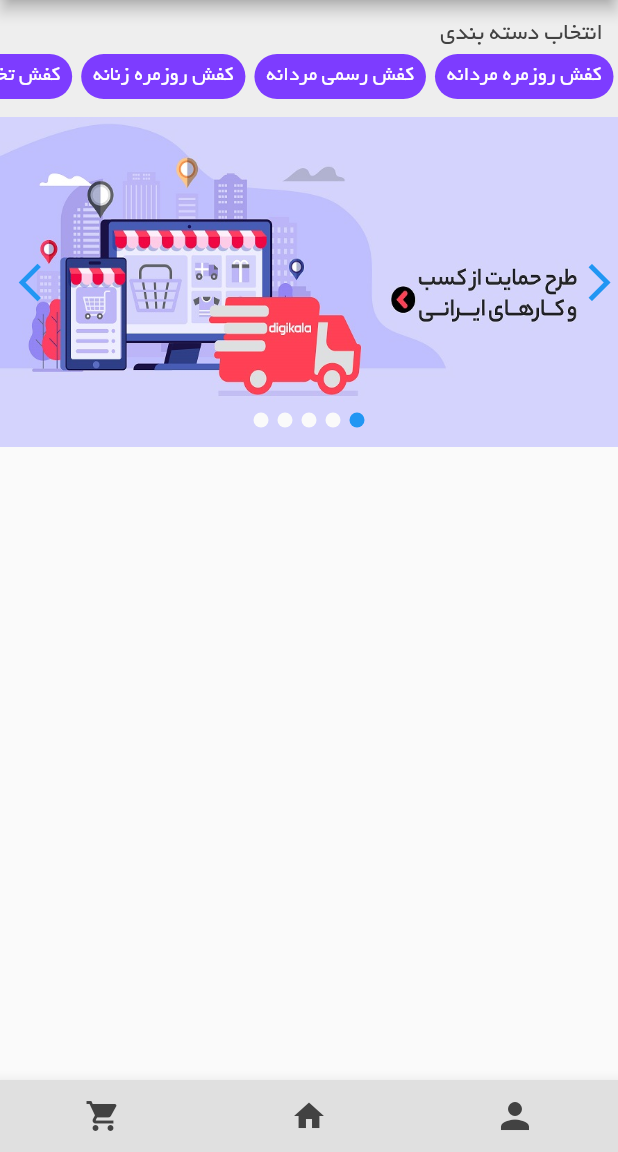
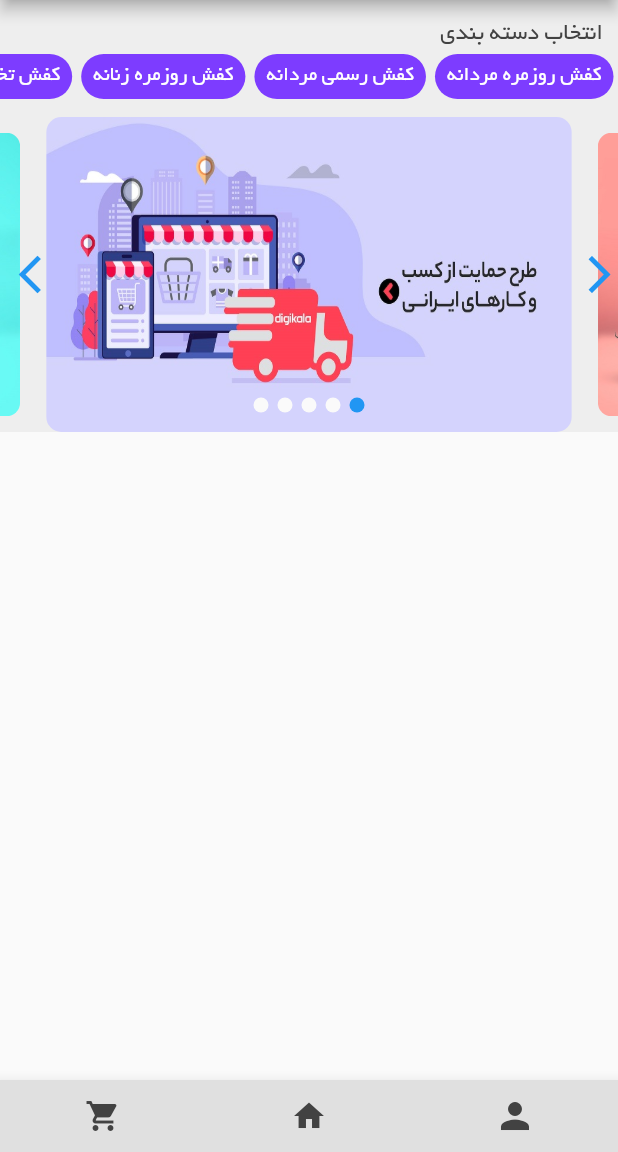
Before and after one commit to hosseinvejdani/shoes-shopping-demo1, a Flutter app: the screen it shows after launch, on a phone screen of 412 x 824 dp, the part 84-1236 px from its top. Run offline on Flutter 3.47's test engine with Material 2 defaults, Android fonts, the phone set to English and light mode, and no system bars; our stand-ins replace flutter_swiper.

Commit message:
improving banner swiper i make it just same as digikala mobile app banner swiper Signed-off-by: Hossein Vejdani <vejdani.shojae@gmail.com>

```diff
--- a/lib/items/swiper-item.dart
+++ b/lib/items/swiper-item.dart
@@ -10,19 +10,28 @@ class _SwiperItemState extends State<SwiperItem> {
   @override
   Widget build(BuildContext context) {
     return Container(
-      color: Colors.blue,
       width: double.infinity,
-      height: 220,
+      height: 210,
       child: Swiper(
         itemBuilder: (BuildContext context, int index) {
-          return Image.asset(
-            "assets/images/swiper-banners/banner (${index + 1}).jpg",
-            fit: BoxFit.fill,
+          double radi = 10.0;
+          return ClipRRect(
+            borderRadius: BorderRadius.only(
+                bottomRight: Radius.circular(radi),
+                topRight: Radius.circular(radi),
+                topLeft: Radius.circular(radi),
+                bottomLeft: Radius.circular(radi)),
+            child: Image.asset(
+              "assets/images/swiper-banners/banner (${index + 1}).jpg",
+              fit: BoxFit.fill,
+            ),
           );
         },
         itemCount: 5,
         autoplay: true,
         duration: 300,
+        viewportFraction: 0.85,
+        scale: 0.9,
         loop: true,
         pagination: new SwiperPagination(),
         control: new SwiperControl(),
```
